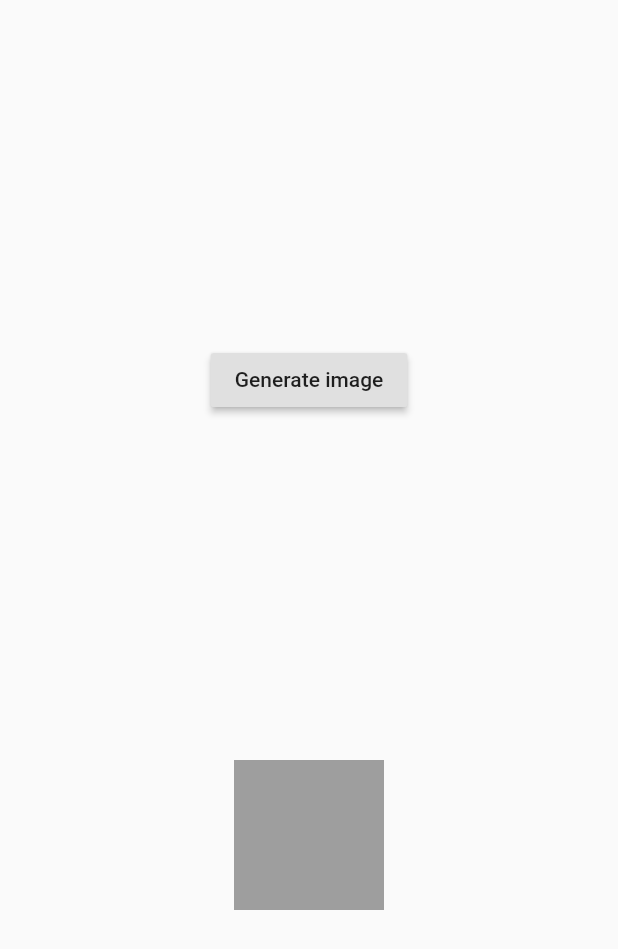
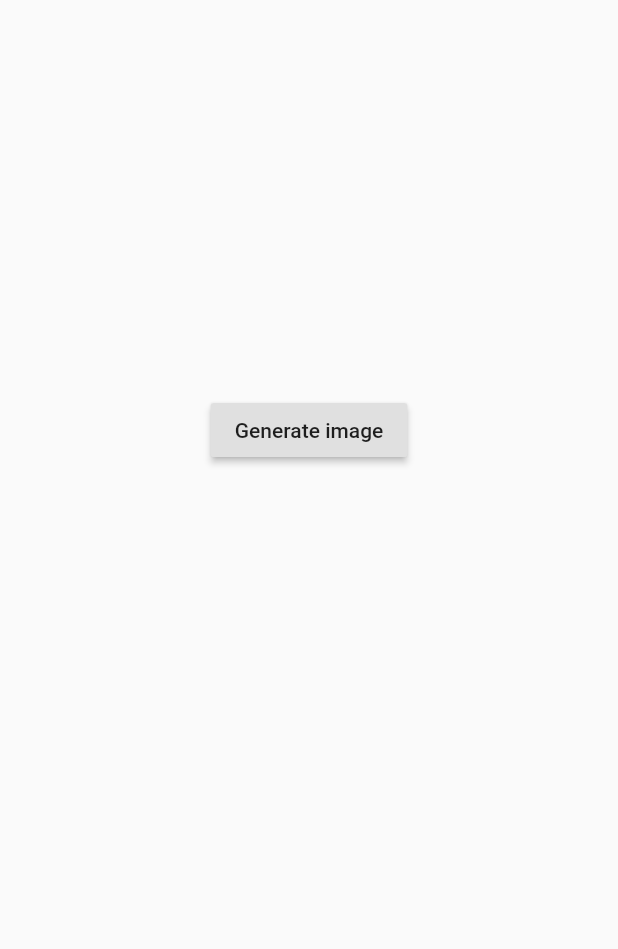
Before and after one commit to rxlabz/flutter_canvas_to_image, a Flutter app: the screen it shows after launch, on a phone screen of 412 x 824 dp. Shown: the top 949 px of the screen. Run offline on Flutter 3.47's test engine with Material 2 defaults, Android fonts, the phone set to English and light mode, and no system bars.

Commit message:
remove grey square in empty state

```diff
--- a/lib/main.dart
+++ b/lib/main.dart
@@ -55,7 +55,7 @@ class _ImageGeneratorState extends State<ImageGenerator> {
                   width: kCanvasSize,
                   height: kCanvasSize,
                 ))
-              : new Container(width: 100.0, height: 100.0, color: Colors.grey)
+              : new Container()
         ],
       ),
     );
```
Also changed, not shown: 1 other file.
